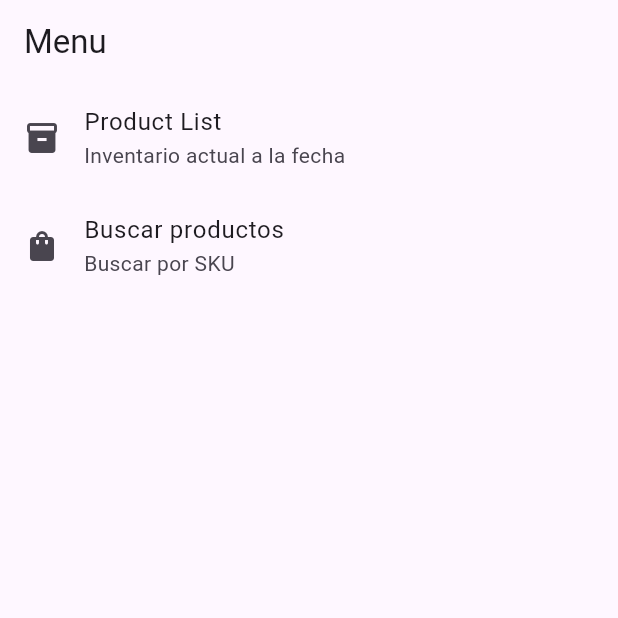
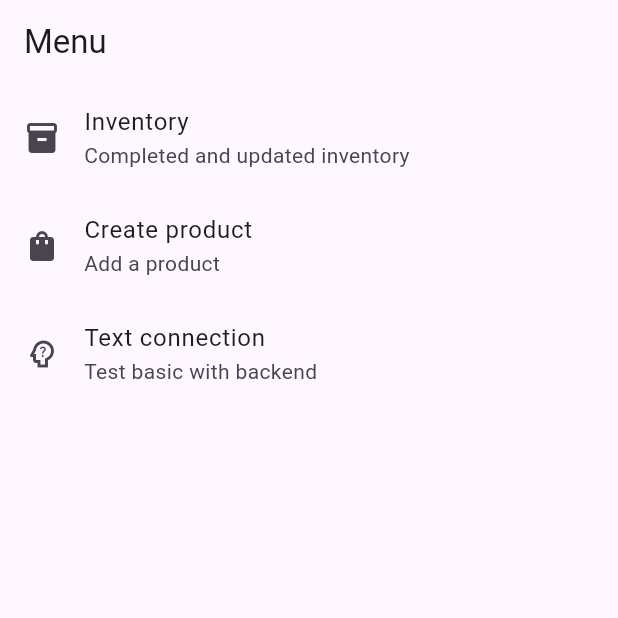
Before and after one commit to jordansalinasp10/lp_inventory_frontend, a Flutter app: the screen it shows after launch, after a tap on "Iniciar", on a phone screen of 412 x 824 dp, the top half of it. Run offline on Flutter 3.47's test engine with Material 3 defaults, Android fonts, the phone set to English and light mode, and no system bars; our stand-ins replace dio, go_router; network calls fail.

Commit message:
general inventory and router

```diff
--- a/lib/config/theme/menu_items.dart
+++ b/lib/config/menu/menu_items.dart
@@ -1,4 +1,3 @@
-
 import 'package:flutter/material.dart';
 
 class MenuItem {
@@ -16,15 +15,21 @@ class MenuItem {
 
 const appMenuItems = <MenuItem> [
   MenuItem(
-    title: 'Product List',
-    subTitle: 'Inventario actual a la fecha',
+    title: 'Inventory',
+    subTitle: 'Completed and updated inventory',
     link: '/inventory',
     icon: Icons.inventory,
   ),
   MenuItem(
-    title: 'Buscar productos',
-    subTitle: 'Buscar por SKU',
-    link: '/searchInventory',
+    title: 'Create product',
+    subTitle: 'Add a product',
+    link: '/inventory',
     icon: Icons.shopping_bag,
+  ),
+  MenuItem(
+    title: 'Text connection',
+    subTitle: 'Test basic with backend',
+    link: '/test',
+    icon: Icons.psychology_alt_outlined,
   )
 ];
--- /dev/null
+++ b/lib/config/router/app_router.dart
@@ -0,0 +1,28 @@
+import 'package:go_router/go_router.dart';
+import 'package:lp_inventory_frontend/presentation/menu/menu_screen.dart';
+import 'package:lp_inventory_frontend/presentation/screens/screens.dart';
+
+// GoRouter configuration
+final appRouter = GoRouter(
+  initialLocation: '/',
+  routes: [
+    GoRoute(
+      path: '/',
+      builder: (context, state) => menuScreen(),
+    ),
+    GoRoute(
+      path: '/inventory',
+      builder: (context, state) => InventoryScreen(),
+    ),
+
+    GoRoute(
+      path: '/test',
+      builder: (context, state) => ProductsListScreen(),
+    ),
+
+    GoRoute(
+      path: '/home',
+      builder: (context, state) => HomeScreen(),
+    ),
+  ],
+);
--- a/lib/main.dart
+++ b/lib/main.dart
@@ -1,6 +1,6 @@
 import 'package:flutter/material.dart';
 import 'package:lp_inventory_frontend/presentation/screens/home/home_screen.dart';
-import 'presentation/products/products_list_screen.dart';
+import 'presentation/screens/products/products_list_screen.dart';
 
 void main() {
   runApp(MyApp());
--- a/lib/presentation/menu/menu_screen.dart
+++ b/lib/presentation/menu/menu_screen.dart
@@ -1,6 +1,6 @@
 import 'package:flutter/material.dart';
-import 'package:lp_inventory_frontend/config/theme/menu_items.dart';
-import 'package:lp_inventory_frontend/presentation/products/products_list_screen.dart';
+import 'package:go_router/go_router.dart';
+import 'package:lp_inventory_frontend/config/menu/menu_items.dart';
 
 class menuScreen extends StatelessWidget {
   const menuScreen({super.key});
@@ -16,7 +16,6 @@ class menuScreen extends StatelessWidget {
   }
 }
 
-
 class _MenuView extends StatelessWidget {
   const _MenuView();
 
@@ -26,7 +25,6 @@ class _MenuView extends StatelessWidget {
       itemCount: appMenuItems.length,
       itemBuilder:  (context, index) {
         final menuItem = appMenuItems[index];
-
         return _CustomListTitle(menuItem: menuItem);
       }
     );
@@ -47,13 +45,8 @@ class _CustomListTitle extends StatelessWidget {
       title: Text(menuItem.title),
       subtitle: Text(menuItem.subTitle),
       onTap: () => {
-        //NAVEGAR A OTRA PANTALLA
-        Navigator.of(context).push(
-    MaterialPageRoute(
-      builder: (context) => const ProductsListScreen()),
-  ),
+        context.push(menuItem.link)
       },
-
     );
   }
 }
--- a/lib/presentation/screens/home/home_screen.dart
+++ b/lib/presentation/screens/home/home_screen.dart
@@ -1,4 +1,5 @@
 import 'package:flutter/material.dart';
+import 'package:lp_inventory_frontend/config/router/app_router.dart';
 import 'package:lp_inventory_frontend/presentation/menu/menu_screen.dart';
 
 class HomeScreen extends StatelessWidget {
@@ -17,8 +18,8 @@ class HomeScreen extends StatelessWidget {
             Image.asset('assets/inventor.png', fit: BoxFit.cover),
             ElevatedButton(
               onPressed: () => {
-                runApp(MaterialApp(
-                  home: menuScreen(),
+                runApp(MaterialApp.router(
+                  routerConfig: appRouter
                 ))
               },
               child: const Text('Iniciar', style: TextStyle(fontSize: 40)),
--- /dev/null
+++ b/lib/presentation/screens/screens.dart
@@ -0,0 +1,3 @@
+export 'package:lp_inventory_frontend/presentation/screens/home/home_screen.dart';
+export 'package:lp_inventory_frontend/presentation/screens/products/inventory_screen.dart';
+export 'package:lp_inventory_frontend/presentation/screens/products/products_list_screen.dart';
--- a/pubspec.yaml
+++ b/pubspec.yaml
@@ -35,6 +35,7 @@ dependencies:
   # Use with the CupertinoIcons class for iOS style icons.
   cupertino_icons: ^1.0.8
   dio: ^5.7.0
+  go_router: ^14.7.1
 
 dev_dependencies:
   flutter_test:
```
Also changed, not shown: lib/presentation/screens/products/inventory_screen.dart (added, +172 -0 lines), lib/presentation/screens/products/products_list_screen.dart (added, +65 -0 lines).
